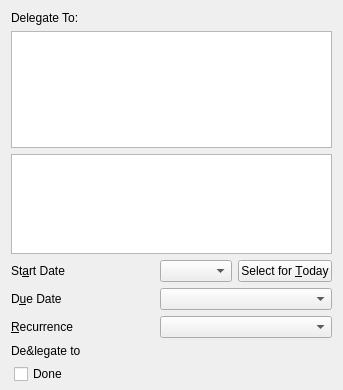
Old version of the form src/widgets/editorview.ui in the repository KDE/zanshin.
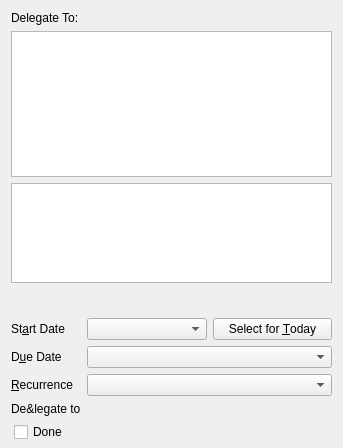
New version of the form. Icons and pictures are not drawn. Custom widgets are drawn as their Qt base class.

Commit message:
EditorView allows to add/remove attachments
Summary:
This is the GUI parts completing the previous commit. Now one can
add/remove attachments and also open them.

Reviewers: dfaure, bensi, franckarrecot

Reviewed By: dfaure, bensi

The edit to the form file:
```diff
--- a/src/widgets/editorview.ui
+++ b/src/widgets/editorview.ui
@@ -7,7 +7,7 @@
     <x>0</x>
     <y>0</y>
     <width>343</width>
-    <height>390</height>
+    <height>448</height>
    </rect>
   </property>
   <property name="windowTitle">
@@ -64,7 +64,50 @@
         </property>
        </widget>
       </item>
-      <item row="1" column="0">
+      <item row="1" column="1">
+       <layout class="QHBoxLayout" name="horizontalLayout_3">
+        <item>
+         <spacer name="horizontalSpacer">
+          <property name="orientation">
+           <enum>Qt::Horizontal</enum>
+          </property>
+          <property name="sizeHint" stdset="0">
+           <size>
+            <width>40</width>
+            <height>20</height>
+           </size>
+          </property>
+         </spacer>
+        </item>
+        <item>
+         <widget class="QToolButton" name="addAttachmentButton">
+          <property name="toolTip">
+           <string>Add Attachment...</string>
+          </property>
+          <property name="icon">
+           <iconset theme="list-add"/>
+          </property>
+          <property name="autoRaise">
+           <bool>true</bool>
+          </property>
+         </widget>
+        </item>
+        <item>
+         <widget class="QToolButton" name="removeAttachmentButton">
+          <property name="toolTip">
+           <string>Remove Attachment</string>
+          </property>
+          <property name="icon">
+           <iconset theme="list-remove"/>
+          </property>
+          <property name="autoRaise">
+           <bool>true</bool>
+          </property>
+         </widget>
+        </item>
+       </layout>
+      </item>
+      <item row="2" column="0">
        <widget class="QLabel" name="startDateLabel">
         <property name="text">
          <string>St&amp;art Date</string>
@@ -77,7 +120,7 @@
         </property>
        </widget>
       </item>
-      <item row="1" column="1">
+      <item row="2" column="1">
        <layout class="QHBoxLayout" name="horizontalLayout">
         <item>
          <widget class="KPIM::KDateEdit" name="startDateEdit"/>
@@ -91,7 +134,7 @@
         </item>
        </layout>
       </item>
-      <item row="2" column="0">
+      <item row="3" column="0">
        <widget class="QLabel" name="dueDateLabel">
         <property name="text">
          <string>D&amp;ue Date </string>
@@ -104,10 +147,10 @@
         </property>
        </widget>
       </item>
-      <item row="2" column="1">
+      <item row="3" column="1">
        <widget class="KPIM::KDateEdit" name="dueDateEdit"/>
       </item>
-      <item row="3" column="0">
+      <item row="4" column="0">
        <widget class="QLabel" name="recurrenceLabel">
         <property name="text">
          <string>&amp;Recurrence</string>
@@ -120,10 +163,10 @@
         </property>
        </widget>
       </item>
-      <item row="3" column="1">
+      <item row="4" column="1">
        <widget class="QComboBox" name="recurrenceCombo"/>
       </item>
-      <item row="4" column="0">
+      <item row="5" column="0">
        <widget class="QLabel" name="delegateToLabel">
         <property name="text">
          <string>De&amp;legate to</string>
@@ -133,7 +176,7 @@
         </property>
        </widget>
       </item>
-      <item row="4" column="1">
+      <item row="5" column="1">
        <widget class="QWidget" name="delegateEditPlaceHolder" native="true">
         <layout class="QHBoxLayout" name="horizontalLayout_2">
          <property name="leftMargin">
@@ -151,7 +194,7 @@
         </layout>
        </widget>
       </item>
-      <item row="5" column="0">
+      <item row="6" column="0">
        <layout class="QHBoxLayout" name="doneLayout">
         <property name="leftMargin">
          <number>3</number>
```
The commit also changes 3 other files.
